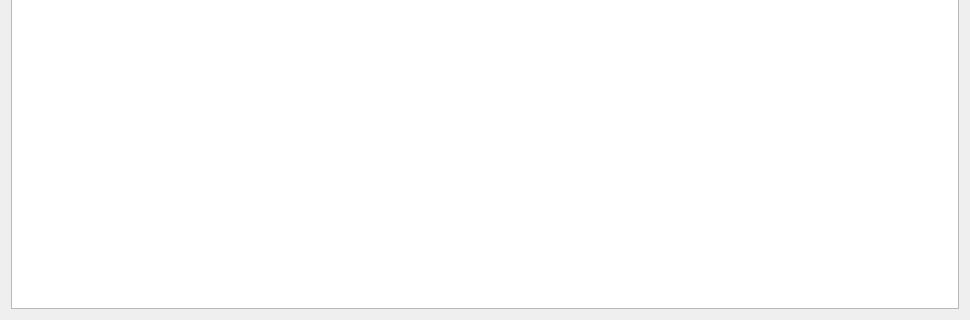
Above: src/usonicapp/forms/table.ui from Kneshal/usonicApp before the change; both pictures show x 0 to 970 and y 181 to 501 of the 970 by 501 pixel window. Below: the same form after it.
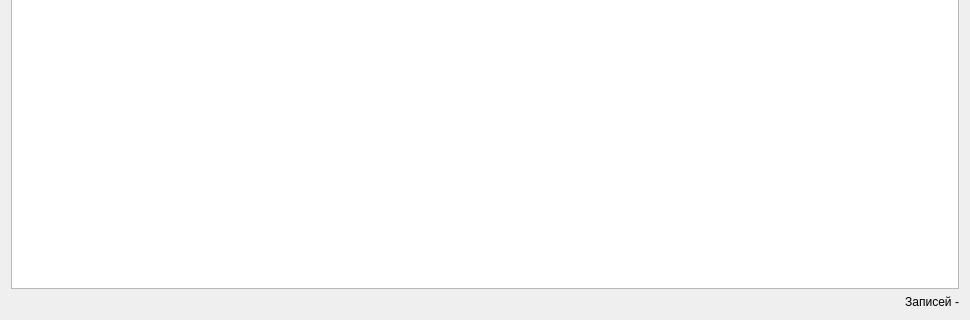
That is the form after the change.

Patch:
```diff
--- a/src/usonicapp/forms/table.ui
+++ b/src/usonicapp/forms/table.ui
@@ -194,6 +194,16 @@
      </attribute>
     </widget>
    </item>
+   <item>
+    <widget class="QLabel" name="records_count">
+     <property name="text">
+      <string>Записей -</string>
+     </property>
+     <property name="alignment">
+      <set>Qt::AlignRight|Qt::AlignTrailing|Qt::AlignVCenter</set>
+     </property>
+    </widget>
+   </item>
   </layout>
  </widget>
  <resources/>
```
